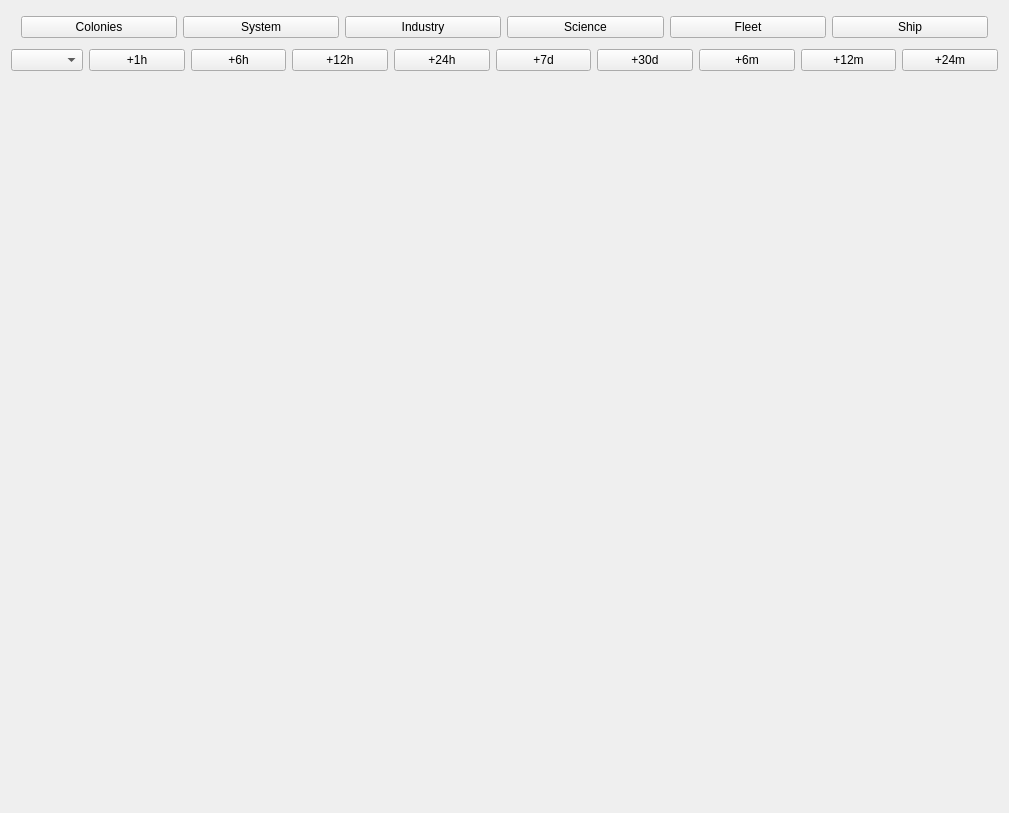
Qt form Mercury/GameWindow.ui (appcrashwin7/Mercury) before a commit.
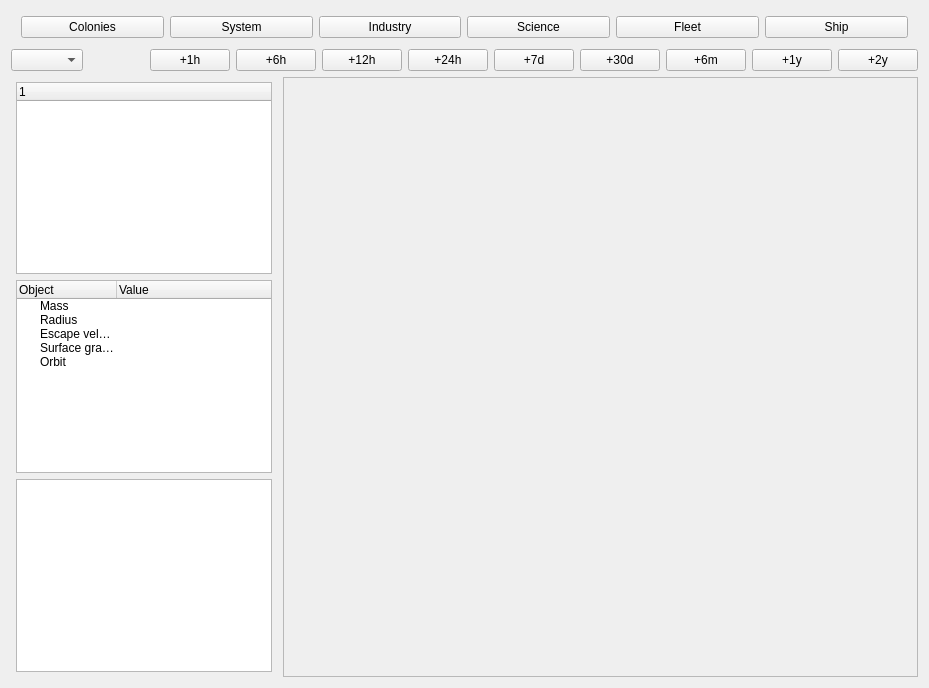
The same form after that commit.

Commit message: game show now values of planet/satelite

Patch:
```diff
--- a/Mercury/GameWindow.ui
+++ b/Mercury/GameWindow.ui
@@ -6,10 +6,16 @@
    <rect>
     <x>0</x>
     <y>0</y>
-    <width>1009</width>
-    <height>813</height>
+    <width>929</width>
+    <height>688</height>
    </rect>
   </property>
+  <property name="sizePolicy">
+   <sizepolicy hsizetype="Preferred" vsizetype="Preferred">
+    <horstretch>0</horstretch>
+    <verstretch>0</verstretch>
+   </sizepolicy>
+  </property>
   <property name="windowTitle">
    <string notr="true">Mercury</string>
   </property>
@@ -75,11 +81,18 @@
      </item>
     </layout>
    </item>
-   <item row="1" column="0">
-    <widget class="QComboBox" name="systemView"/>
-   </item>
-   <item row="1" column="1">
+   <item row="1" column="0" colspan="2">
     <layout class="QHBoxLayout" name="horizontalLayout_2">
+     <item>
+      <widget class="QComboBox" name="systemSelect"/>
+     </item>
+     <item>
+      <widget class="QLabel" name="date">
+       <property name="text">
+        <string/>
+       </property>
+      </widget>
+     </item>
      <item>
       <widget class="QPushButton" name="iTime1h">
        <property name="text">
@@ -132,29 +145,130 @@
      <item>
       <widget class="QPushButton" name="iTime12m">
        <property name="text">
-        <string>+12m</string>
+        <string>+1y</string>
        </property>
       </widget>
      </item>
      <item>
       <widget class="QPushButton" name="iTime24m">
        <property name="text">
-        <string>+24m</string>
+        <string>+2y</string>
        </property>
       </widget>
      </item>
     </layout>
    </item>
-   <item row="4" column="0">
-    <widget class="QLabel" name="date">
-     <property name="text">
-      <string/>
+   <item row="2" column="0">
+    <layout class="QGridLayout" name="gridLayout">
+     <property name="sizeConstraint">
+      <enum>QLayout::SetMinimumSize</enum>
+     </property>
+     <property name="leftMargin">
+      <number>5</number>
+     </property>
+     <property name="topMargin">
+      <number>5</number>
+     </property>
+     <property name="rightMargin">
+      <number>5</number>
+     </property>
+     <property name="bottomMargin">
+      <number>5</number>
+     </property>
+     <item row="0" column="0">
+      <widget class="QTreeWidget" name="systemObjTree">
+       <property name="sizePolicy">
+        <sizepolicy hsizetype="Expanding" vsizetype="Fixed">
+         <horstretch>0</horstretch>
+         <verstretch>0</verstretch>
+        </sizepolicy>
+       </property>
+      </widget>
+     </item>
+     <item row="2" column="0">
+      <widget class="QListWidget" name="eventList"/>
+     </item>
+     <item row="1" column="0">
+      <widget class="QTreeWidget" name="objectValues">
+       <column>
+        <property name="text">
+         <string>Object</string>
+        </property>
+       </column>
+       <column>
+        <property name="text">
+         <string>Value</string>
+        </property>
+       </column>
+       <item>
+        <property name="text">
+         <string>Mass</string>
+        </property>
+        <property name="text">
+         <string/>
+        </property>
+       </item>
+       <item>
+        <property name="text">
+         <string>Radius</string>
+        </property>
+        <property name="text">
+         <string/>
+        </property>
+       </item>
+       <item>
+        <property name="text">
+         <string>Escape velocity</string>
+        </property>
+       </item>
+       <item>
+        <property name="text">
+         <string>Surface gravity</string>
+        </property>
+       </item>
+       <item>
+        <property name="text">
+         <string>Orbit</string>
+        </property>
+        <property name="text">
+         <string/>
+        </property>
+       </item>
+      </widget>
+     </item>
+    </layout>
+   </item>
+   <item row="2" column="1">
+    <widget class="QFrame" name="systemView">
+     <property name="sizePolicy">
+      <sizepolicy hsizetype="Minimum" vsizetype="Minimum">
+       <horstretch>0</horstretch>
+       <verstretch>0</verstretch>
+      </sizepolicy>
+     </property>
+     <property name="minimumSize">
+      <size>
+       <width>600</width>
+       <height>600</height>
+      </size>
+     </property>
+     <property name="baseSize">
+      <size>
+       <width>0</width>
+       <height>0</height>
+      </size>
+     </property>
+     <property name="contextMenuPolicy">
+      <enum>Qt::NoContextMenu</enum>
+     </property>
+     <property name="frameShape">
+      <enum>QFrame::StyledPanel</enum>
+     </property>
+     <property name="frameShadow">
+      <enum>QFrame::Raised</enum>
      </property>
     </widget>
    </item>
-   <item row="6" column="0">
-    <layout class="QGridLayout" name="gridLayout"/>
-   </item>
   </layout>
  </widget>
  <resources/>
```
Left out of the diff: 3 changed lines with no effect on the pictures. The commit also changes 6 other files.
